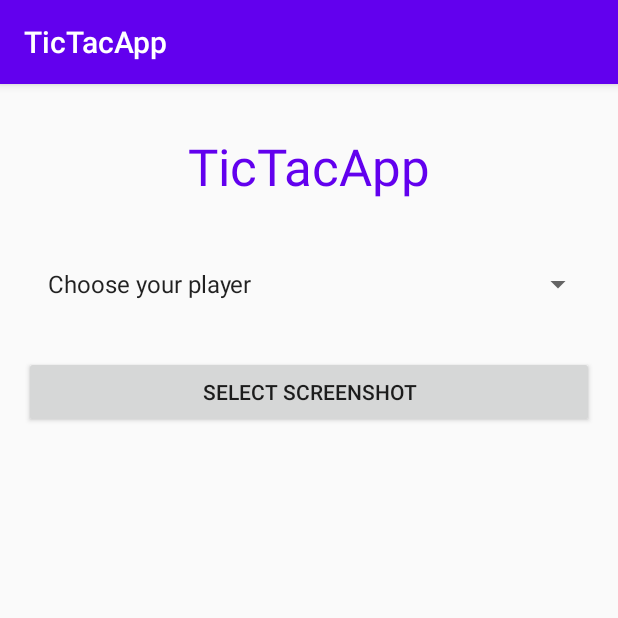
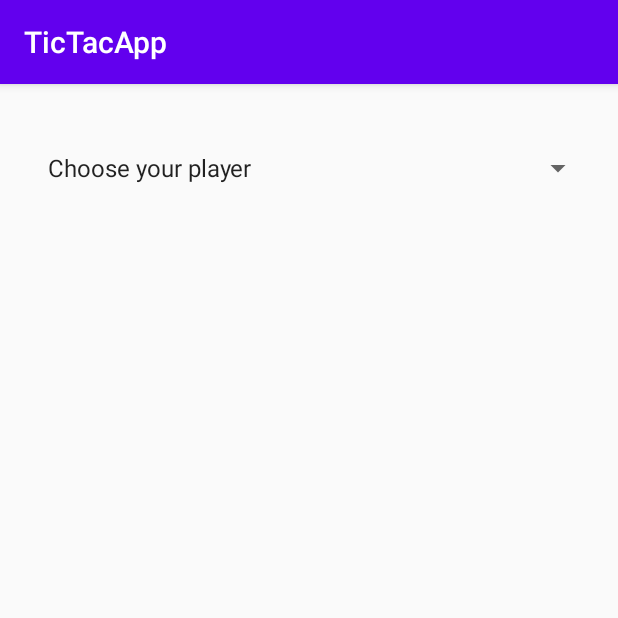
Before and after one commit to romulojjunior/tictac-app-challenge, an Android app: the screen it shows after launch (MainActivity), on a phone screen of 412 x 824 dp, the top half of it. Run offline under Robolectric (Android 15) with nearby library versions, the phone set to English and light mode, and no system bars.

Commit message:
Updated MainActivity UI to force user choose a player.

```diff
--- a/app/src/main/java/com/company/tictacapp/MainActivity.kt
+++ b/app/src/main/java/com/company/tictacapp/MainActivity.kt
@@ -7,7 +7,9 @@ import android.util.Log
 import android.view.View
 import android.widget.AdapterView
 import android.widget.ArrayAdapter
+import android.widget.Toast
 import androidx.appcompat.app.AppCompatActivity
+import com.company.tictacapp.common.analyzer.GameAnalyzer
 import com.company.tictacapp.common.helpers.ImageHelper
 import com.company.tictacapp.common.models.Player
 import com.company.tictacapp.common.models.PlayerType
@@ -18,7 +20,8 @@ import kotlinx.coroutines.*
 
 class MainActivity : AppCompatActivity() {
     lateinit var players : List<String>
-    var currentPlayer: Player? = null
+    var currentPlayerType: PlayerType? = null
+
 
     companion object {
         const val TAG = "TicTacApp"
@@ -30,18 +33,11 @@ class MainActivity : AppCompatActivity() {
         setContentView(R.layout.activity_main)
 
         loadPlayerList()
-        loadScreenshotButton()
         loadPlayerSpinner()
     }
 
     private fun loadPlayerList() {
         players = listOf(getString(R.string.choose_your_player), "Player X", "Player O")
-    }
-
-    private fun loadScreenshotButton() {
-        screenshotButton?.setOnClickListener {
-            openGallery()
-        }
     }
 
     private fun loadPlayerSpinner() {
@@ -52,11 +48,21 @@ class MainActivity : AppCompatActivity() {
         playerSpinner.onItemSelectedListener = object : AdapterView.OnItemSelectedListener {
             override fun onNothingSelected(parent: AdapterView<*>?) {}
             override fun onItemSelected(parent: AdapterView<*>?, view: View?,  position: Int,  id: Long) {
-                currentPlayer = when (position) {
-                    1 -> Player(type = PlayerType.x)
-                    2 -> Player(type = PlayerType.x)
-                    else -> null
+                when (position) {
+                    1 -> {
+                        currentPlayerType = PlayerType.x
+                        openGallery()
+                    }
+                    2 -> {
+                        currentPlayerType = PlayerType.o
+                        openGallery()
+                    }
+                    else -> {
+                        currentPlayerType = null
+                        selectedImageView.setImageBitmap(null)
+                    }
                 }
+
                 Log.d(TAG, "Current player: ${players[position]}")
             }
         }
@@ -73,13 +79,22 @@ class MainActivity : AppCompatActivity() {
 
     private fun displaySelectedImage(uri: Uri) {
         selectedImageView.setImageURI(uri);
-        val job = GlobalScope.launch(Dispatchers.IO) {
+        GlobalScope.launch(Dispatchers.IO) {
             async {
                 val imageHelper = ImageHelper(application)
                 imageHelper.loadImage(uri);
                 val analyzeImageUserCase = AnalyzeImageUserCase()
                 val ticTocMapping = analyzeImageUserCase.execute(imageHelper.toBitmapImage())
                 println(ticTocMapping) // TODO: remove it
+
+                val gameAnalyzer = GameAnalyzer()
+                var result = gameAnalyzer.findBestPosition(ticTocMapping)
+                println(result[0])
+                println(result[1])
+
+                runOnUiThread {
+                    Toast.makeText(application, "Best position: (${result[0]}, ${result[1]})", Toast.LENGTH_LONG).show()
+                }
             }
         }
     }
--- a/app/src/main/res/layout/activity_main.xml
+++ b/app/src/main/res/layout/activity_main.xml
@@ -5,30 +5,6 @@
     android:layout_width="match_parent"
     android:layout_height="match_parent"
     tools:context=".MainActivity">
-
-    <TextView
-        android:id="@+id/textView"
-        android:layout_width="wrap_content"
-        android:layout_height="45dp"
-        android:layout_marginTop="32dp"
-        android:text="@string/app_name"
-        android:textAppearance="@style/TextAppearance.AppCompat.Display1"
-        android:textColor="@color/colorPrimary"
-        app:layout_constraintEnd_toEndOf="parent"
-        app:layout_constraintStart_toStartOf="parent"
-        app:layout_constraintTop_toTopOf="parent" />
-
-    <Button
-        android:id="@+id/screenshotButton"
-        android:layout_width="0dp"
-        android:layout_height="48dp"
-        android:layout_marginStart="16dp"
-        android:layout_marginTop="24dp"
-        android:layout_marginEnd="16dp"
-        android:text="@string/select_screenshot"
-        app:layout_constraintEnd_toEndOf="parent"
-        app:layout_constraintStart_toStartOf="parent"
-        app:layout_constraintTop_toBottomOf="@+id/playerSpinner" />
 
     <Spinner
         android:id="@+id/playerSpinner"
@@ -39,7 +15,7 @@
         android:layout_marginEnd="16dp"
         app:layout_constraintEnd_toEndOf="parent"
         app:layout_constraintStart_toStartOf="parent"
-        app:layout_constraintTop_toBottomOf="@+id/textView" />
+        app:layout_constraintTop_toTopOf="parent" />
 
     <ImageView
         android:id="@+id/selectedImageView"
@@ -48,7 +24,7 @@
         app:layout_constraintBottom_toBottomOf="parent"
         app:layout_constraintEnd_toEndOf="parent"
         app:layout_constraintStart_toStartOf="parent"
-        app:layout_constraintTop_toBottomOf="@+id/screenshotButton"
+        app:layout_constraintTop_toBottomOf="@+id/playerSpinner"
         tools:srcCompat="@tools:sample/avatars" />
 
 </androidx.constraintlayout.widget.ConstraintLayout>
```
